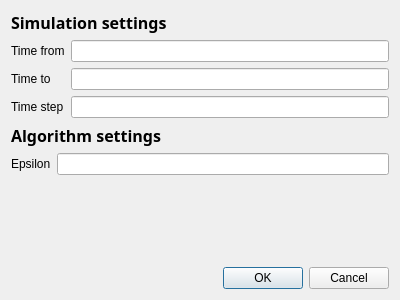
This is simsettingsdialog.ui in dkoszkul/master-thesis as Qt 5 draws it before an edit. The edited form follows.
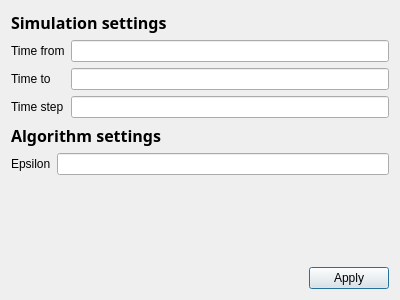
This is the edited form.

Commit message: working with simSettingsDialog

```diff
--- a/simsettingsdialog.ui
+++ b/simsettingsdialog.ui
@@ -108,18 +108,32 @@
        </property>
       </spacer>
      </item>
+     <item>
+      <layout class="QHBoxLayout" name="horizontalLayout">
+       <item>
+        <spacer name="horizontalSpacer">
+         <property name="orientation">
+          <enum>Qt::Horizontal</enum>
+         </property>
+         <property name="sizeHint" stdset="0">
+          <size>
+           <width>40</width>
+           <height>20</height>
+          </size>
+         </property>
+        </spacer>
+       </item>
+       <item>
+        <widget class="QPushButton" name="applyButton">
+         <property name="text">
+          <string>Apply</string>
+         </property>
+        </widget>
+       </item>
+      </layout>
+     </item>
     </layout>
    </item>
-   <item>
-    <widget class="QDialogButtonBox" name="buttonBox">
-     <property name="orientation">
-      <enum>Qt::Horizontal</enum>
-     </property>
-     <property name="standardButtons">
-      <set>QDialogButtonBox::Cancel|QDialogButtonBox::Ok</set>
-     </property>
-    </widget>
-   </item>
   </layout>
  </widget>
  <resources/>
```
Left out of the diff: 35 changed lines with no effect on the pictures. The commit also changes 2 other files.
